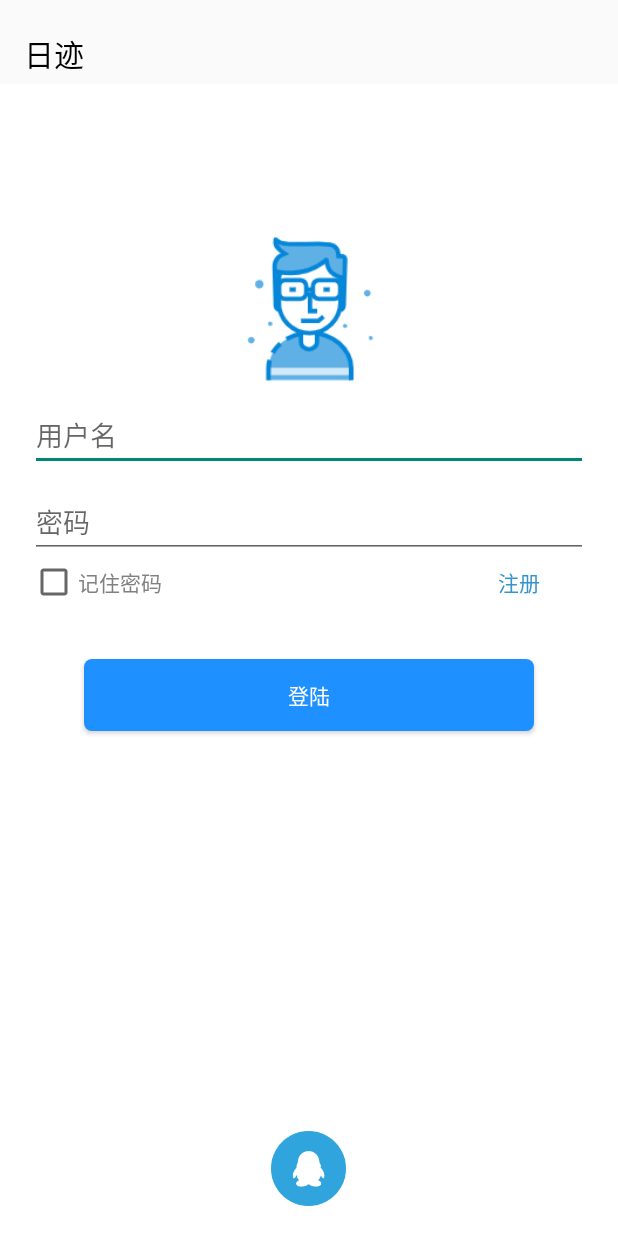
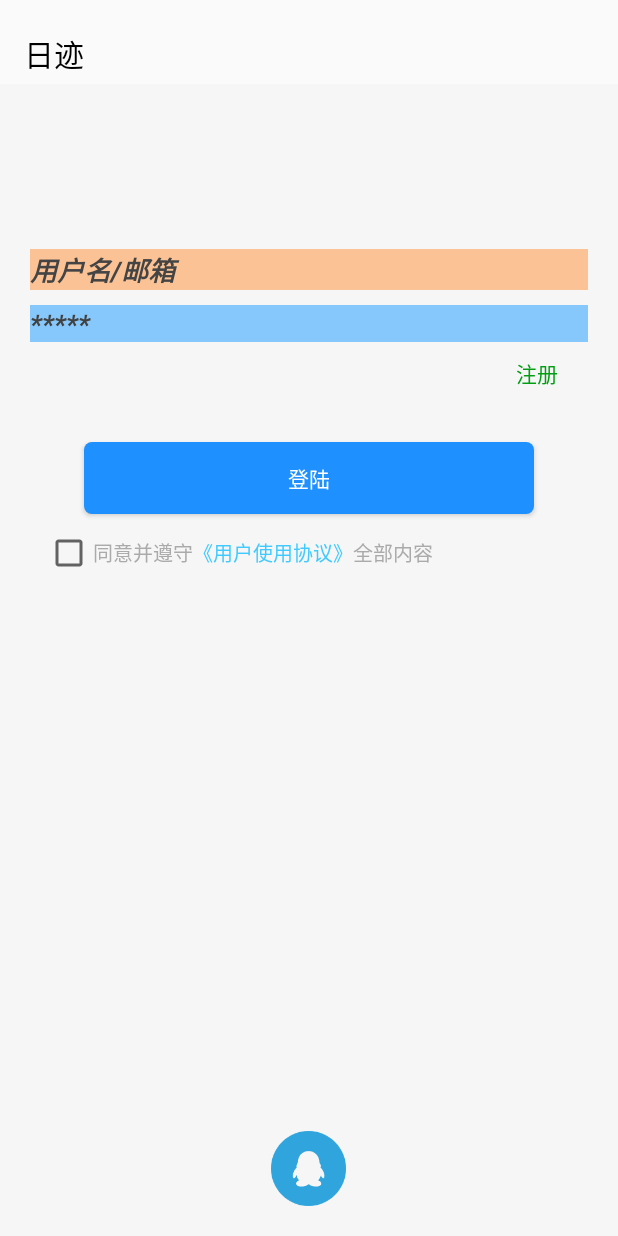
Before and after one commit to 0x7A7A6572/DiaryS, an Android app: the LoginActivity screen opened directly, with no data from a screen before it, on a phone screen of 412 x 824 dp. Run offline under Robolectric (Android 15) with nearby library versions, the phone set to English and light mode, and no system bars; libraries missing offline, so code that uses them is left out: com.tencent.connect, com.tencent.tauth; 1 statement that could not run was skipped.

Commit message:
登录界面修改

```diff
--- a/app/src/main/res/layout/activity_login.xml
+++ b/app/src/main/res/layout/activity_login.xml
@@ -1,31 +1,26 @@
 <?xml version="1.0" encoding="utf-8"?>
-<RelativeLayout android:layout_width="match_parent"
+<RelativeLayout
+	xmlns:android="http://schemas.android.com/apk/res/android"
+	android:layout_width="match_parent"
 	android:layout_height="match_parent"
-    android:background="@color/white"
 	android:paddingLeft="20dp"
 	android:paddingTop="100dp"
 	android:paddingRight="20dp"
 	android:paddingBottom="20dp"
-    xmlns:android="http://schemas.android.com/apk/res/android">
-
-
-        <ImageView
-            android:id="@+id/iv_1"
-            android:layout_width="100dp"
-            android:layout_height="100dp"
-            android:layout_centerHorizontal="true"
-            android:scaleType="fitCenter"
-            android:src="@drawable/login_head" />
+	android:background="#7EF1F1F1">
 
 	<EditText
 		android:id="@+id/et_username"
 		android:layout_width="match_parent"
 		android:layout_height="wrap_content"
-            android:layout_below="@id/iv_1"
 		android:layout_marginTop="10dp"
-            android:hint="用户名"
+		android:hint="用户名/邮箱"
 		android:lines="1"
-            android:textColor="@color/black" />
+		android:textColor="#ffffffff"
+		android:textColorLink="#FFF2FFFC"
+		android:textColorHint="#FF444444"
+		android:background="#88FF9643"
+		android:textStyle="bold|italic|normal"/>
 
 	<EditText
 		android:id="@+id/et_password"
@@ -33,10 +28,13 @@
 		android:layout_height="wrap_content"
 		android:layout_below="@id/et_username"
 		android:layout_marginTop="10dp"
-            android:hint="密码"
+		android:hint="*****"
 		android:inputType="textPassword"
 		android:lines="1"
-            android:textColor="@color/black" />
+		android:textColor="@color/black"
+		android:textColorHint="#FF414141"
+		android:background="#7E1399FF"
+		android:textStyle="bold|italic|normal"/>
 
 	<LinearLayout
 		android:id="@+id/ly_1"
@@ -45,26 +43,20 @@
 		android:layout_below="@id/et_password"
 		android:orientation="horizontal">
 
-            <CheckBox
-                android:id="@+id/cb_rm"
-                android:layout_width="wrap_content"
-                android:layout_height="wrap_content"
-                android:layout_below="@id/et_password"
-                android:layout_gravity="left"
-                android:layout_weight="3"
-                android:text="记住密码"
-                android:textColor="@color/gray" />
-
 		<TextView
 			android:id="@+id/btn_register"
 			android:layout_width="wrap_content"
 			android:layout_height="match_parent"
 			android:layout_gravity="right"
 			android:layout_weight="1"
-                android:gravity="center"
+			android:gravity="right"
 			android:text="注册"
-                android:textColor="@color/deepblue"
-                android:textSize="14sp" />
+			android:textColor="#FF039D14"
+			android:textSize="14sp"
+			android:layout_marginRight="10dp"
+			android:paddingTop="10dp"
+			android:paddingRight="10dp"/>
+
 	</LinearLayout>
 
 	<Button
@@ -76,8 +68,7 @@
 		android:layout_marginTop="35dp"
 		android:background="@drawable/shape_rand"
 		android:text="登陆"
-            android:textColor="@color/white" />
-
+		android:textColor="@color/white"/>
 
 	<ImageButton
 		android:id="@+id/im_qq"
@@ -87,6 +78,38 @@
 		android:layout_centerHorizontal="true"
 		android:background="@null"
 		android:scaleType="fitCenter"
-            android:src="@drawable/qq" />
+		android:src="@drawable/qq"/>
+
+	<LinearLayout
+		android:orientation="horizontal"
+		android:layout_width="wrap_content"
+		android:layout_height="wrap_content"
+		android:layout_below="@id/btn_login"
+		android:layout_margin="10dp">
+
+		<CheckBox
+			android:layout_width="wrap_content"
+			android:layout_height="wrap_content"
+			android:text="同意并遵守"
+			android:textSize="13sp"
+			android:textColor="#FFAAAAAA"/>
+
+		<TextView
+			android:layout_width="wrap_content"
+			android:layout_height="match_parent"
+			android:text="《用户使用协议》"
+			android:gravity="center_vertical"
+			android:textColor="#FF40CAFF"
+			android:textSize="13sp"/>
+
+		<TextView
+			android:layout_width="wrap_content"
+			android:layout_height="match_parent"
+			android:text="全部内容"
+			android:gravity="center_vertical"
+			android:textSize="13sp"
+			android:textColor="#FFAAAAAA"/>
+
+	</LinearLayout>
 
 </RelativeLayout>
```
Lines whose indentation alone changed are shown as unchanged.
